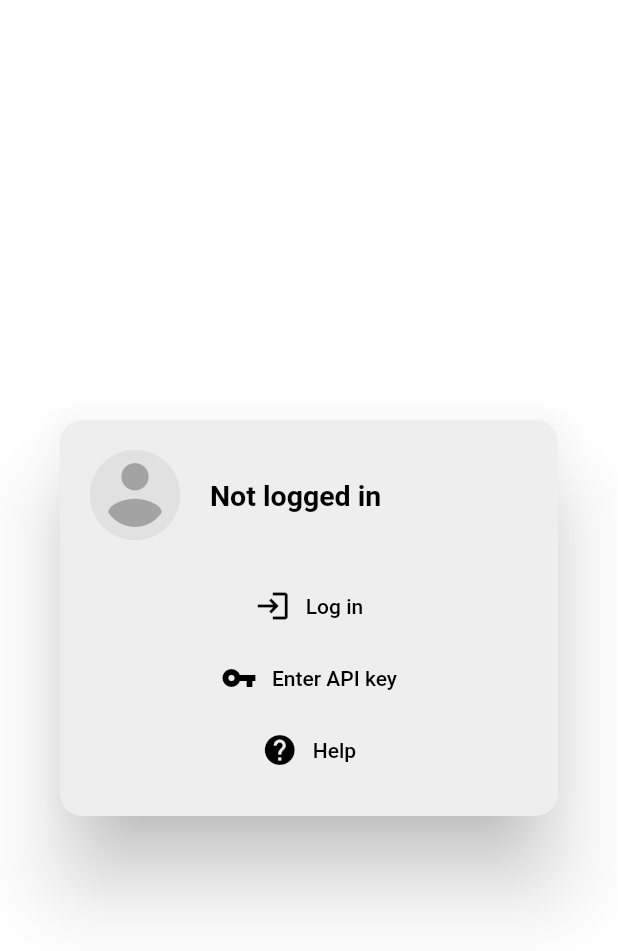
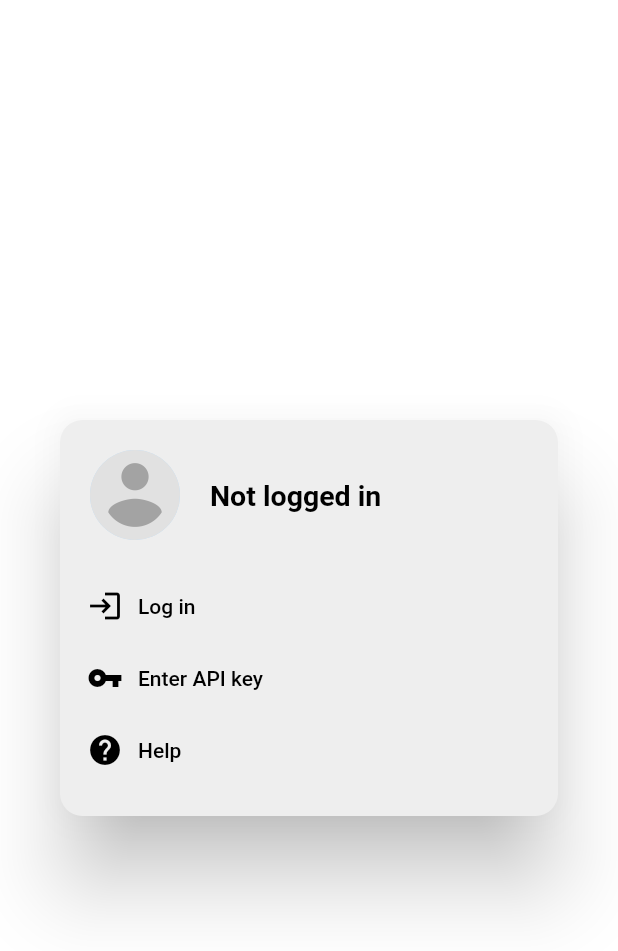
Before and after one commit to kosodrzewina/playlister, a Flutter app: the ProfileDialog screen opened directly, on a phone screen of 412 x 824 dp. Shown: the top 951 px of the screen. Run offline on Flutter 3.47's test engine with Material 2 defaults, Android fonts, the phone set to English and light mode, and no system bars; our stand-ins replace flutter_mobx, flutter_svg, infinite_scroll_pagination, mobx, shared_preferences, tuple; accounts and stored records are empty; generated files the repository leaves out were written again; project files that could hold a hidden picture were left out.

Commit message:
Profile dialog (#14)
* added matchParent field to TextButtonIcon

* previous name wasn't that great

* changed the file name

* matchParent false by default

```diff
--- a/lib/pages/api_key_dialog.dart
+++ b/lib/pages/api_key_dialog.dart
@@ -5,7 +5,7 @@ import 'package:provider/provider.dart';
 import '../l10n/l10n.dart';
 import '../stores/auth_store.dart';
 import '../widgets/app_snack_bar.dart';
-import '../widgets/text_button_icon.dart';
+import '../widgets/icon_text_button.dart';
 
 class ApiKeyDialog extends StatefulWidget {
   final GlobalKey<ScaffoldMessengerState> profileScaffoldMessengerKey;
@@ -93,7 +93,7 @@ class _ApiKeyDialogState extends State<ApiKeyDialog> {
             ],
           ),
           const SizedBox(height: 10),
-          TextButtonIcon(
+          IconTextButton(
             icon: const Icon(Icons.delete),
             text: L10n.of(context)!.apiKeyDialog_removeApiKey,
             onPressed: () {
--- a/lib/pages/profile_dialog.dart
+++ b/lib/pages/profile_dialog.dart
@@ -3,7 +3,7 @@ import 'package:flutter/material.dart';
 
 import '../gen/assets.gen.dart';
 import '../l10n/l10n.dart';
-import '../widgets/text_button_icon.dart';
+import '../widgets/icon_text_button.dart';
 import 'api_key_dialog.dart';
 
 class ProfileDialog extends StatefulWidget {
@@ -27,6 +27,7 @@ class _ProfileDialogState extends State<ProfileDialog> {
             onTap: () {},
             child: Dialog(
               child: Column(
+                crossAxisAlignment: CrossAxisAlignment.start,
                 mainAxisSize: MainAxisSize.min,
                 children: [
                   const SizedBox(height: 20),
@@ -47,20 +48,22 @@ class _ProfileDialogState extends State<ProfileDialog> {
                     ],
                   ),
                   const SizedBox(height: 20),
-                  TextButtonIcon(
+                  IconTextButton(
                     icon: Icon(loggedIn ? Icons.logout : Icons.login),
                     text: loggedIn
                         ? L10n.of(context)!.profileDialog_logOut
                         : L10n.of(context)!.profileDialog_logIn,
+                    matchParent: true,
                     onPressed: () {
                       setState(() {
                         loggedIn = !loggedIn;
                       });
                     },
                   ),
-                  TextButtonIcon(
+                  IconTextButton(
                     icon: const Icon(Icons.vpn_key),
                     text: L10n.of(context)!.profileDialog_enterApiKey,
+                    matchParent: true,
                     onPressed: () async {
                       await showApiKeyDialog(
                         context,
@@ -68,9 +71,10 @@ class _ProfileDialogState extends State<ProfileDialog> {
                       );
                     },
                   ),
-                  TextButtonIcon(
+                  IconTextButton(
                     icon: const Icon(Icons.help),
                     text: L10n.of(context)!.profileDialog_help,
+                    matchParent: true,
                     onPressed: () {},
                   ),
                   const SizedBox(height: 20),
--- a/lib/pages/search_page.dart
+++ b/lib/pages/search_page.dart
@@ -2,9 +2,9 @@ import 'package:flutter/cupertino.dart';
 import 'package:flutter/material.dart';
 
 import '../l10n/l10n.dart';
+import '../widgets/icon_text_button.dart';
 import '../widgets/search_field.dart';
 import '../widgets/search_list_view.dart';
-import '../widgets/text_button_icon.dart';
 import 'channel_id_dialog.dart';
 
 class SearchPage extends StatefulWidget {
@@ -33,7 +33,7 @@ class _SearchPageState extends State<SearchPage> {
             },
           ),
         ),
-        TextButtonIcon(
+        IconTextButton(
           icon: const Icon(Icons.add),
           text: L10n.of(context)!.searchPage_addByChannelId,
           onPressed: () async => await showChannelIdDialog(context),
--- a/lib/widgets/text_button_icon.dart
+++ b/lib/widgets/icon_text_button.dart
@@ -1,28 +1,30 @@
 import 'package:flutter/cupertino.dart';
 import 'package:flutter/material.dart';
 
-class TextButtonIcon extends StatefulWidget {
+class IconTextButton extends StatefulWidget {
   final Icon icon;
   final String text;
   final Function() onPressed;
+  final bool matchParent;
 
-  const TextButtonIcon({
+  const IconTextButton({
     required this.icon,
     required this.text,
     required this.onPressed,
+    this.matchParent = false,
   });
 
   @override
-  _TextButtonIconState createState() => _TextButtonIconState();
+  _IconTextButtonState createState() => _IconTextButtonState();
 }
 
-class _TextButtonIconState extends State<TextButtonIcon> {
+class _IconTextButtonState extends State<IconTextButton> {
   @override
   Widget build(BuildContext context) {
     return TextButton(
       onPressed: widget.onPressed,
       child: Row(
-        mainAxisSize: MainAxisSize.min,
+        mainAxisSize: widget.matchParent ? MainAxisSize.max : MainAxisSize.min,
         children: [
           const SizedBox(width: 10),
           widget.icon,
```
